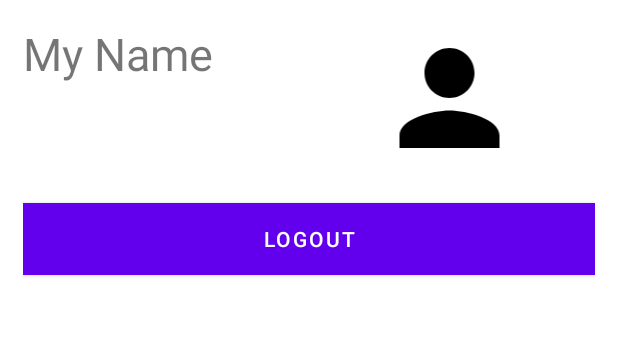
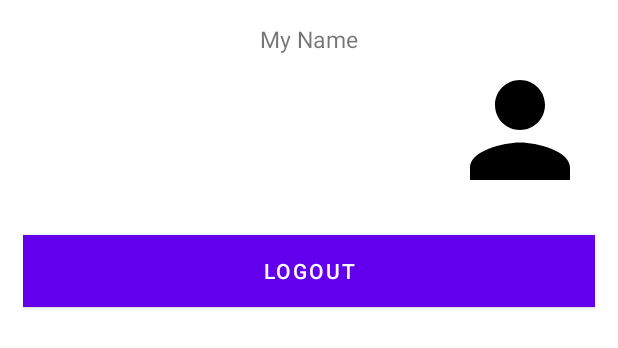
Before and after one commit to Groot-Hackathons/Spark, an Android app: the layout settings.xml on its own in the app's theme, with its tools: preview values and no code run, on a phone screen of 412 x 824 dp. Shown: the top 348 px of the screen. Run offline under Robolectric (Android 15) with nearby library versions, the phone set to English and light mode, and no system bars.

Commit message:
Email Display

```diff
--- a/app/src/main/java/com/example/spark/Settings.kt
+++ b/app/src/main/java/com/example/spark/Settings.kt
@@ -3,6 +3,7 @@ package com.example.spark
 import android.content.Intent
 import android.os.Bundle
 import android.os.PersistableBundle
+import android.util.Log
 import androidx.appcompat.app.AppCompatActivity
 import com.example.spark.databinding.SettingsBinding
 import com.google.firebase.auth.FirebaseAuth
@@ -15,6 +16,12 @@ class Settings: AppCompatActivity() {
         super.onCreate(savedInstanceState)
         binding = SettingsBinding.inflate(layoutInflater)
         setContentView(binding.root)
+        var firebaseAuth = FirebaseAuth.getInstance()
+        var currentUser = firebaseAuth.getCurrentUser()
+        var email = currentUser?.email
+        binding.userName.setText(email.toString())
+
+
         binding.logout.setOnClickListener {
             var firebaseAuth = FirebaseAuth.getInstance()
             firebaseAuth.signOut()
--- a/app/src/main/res/layout/settings.xml
+++ b/app/src/main/res/layout/settings.xml
@@ -10,25 +10,25 @@
         android:id="@+id/linearLayout3"
         android:layout_width="match_parent"
         android:layout_height="wrap_content"
-        android:orientation="horizontal"
-        android:weightSum="3"
+        android:orientation="vertical"
         tools:ignore="MissingConstraints"
         tools:layout_editor_absoluteX="15dp"
         tools:layout_editor_absoluteY="15dp">
 
         <TextView
-            android:layout_width="0dp"
+            android:id="@+id/user_name"
+            android:layout_width="match_parent"
             android:layout_height="wrap_content"
-            android:layout_weight="2"
             android:text="My Name"
-            android:textSize="30dp"
+            android:textSize="15dp"
+            android:gravity="center"
             tools:ignore="MissingConstraints" />
 
         <ImageView
             android:layout_width="wrap_content"
             android:layout_height="wrap_content"
             android:layout_gravity="end"
-            android:layout_weight="1"
+            android:foregroundGravity="center"
             android:src="@drawable/ic_baseline_person_24" />
 
 
```
